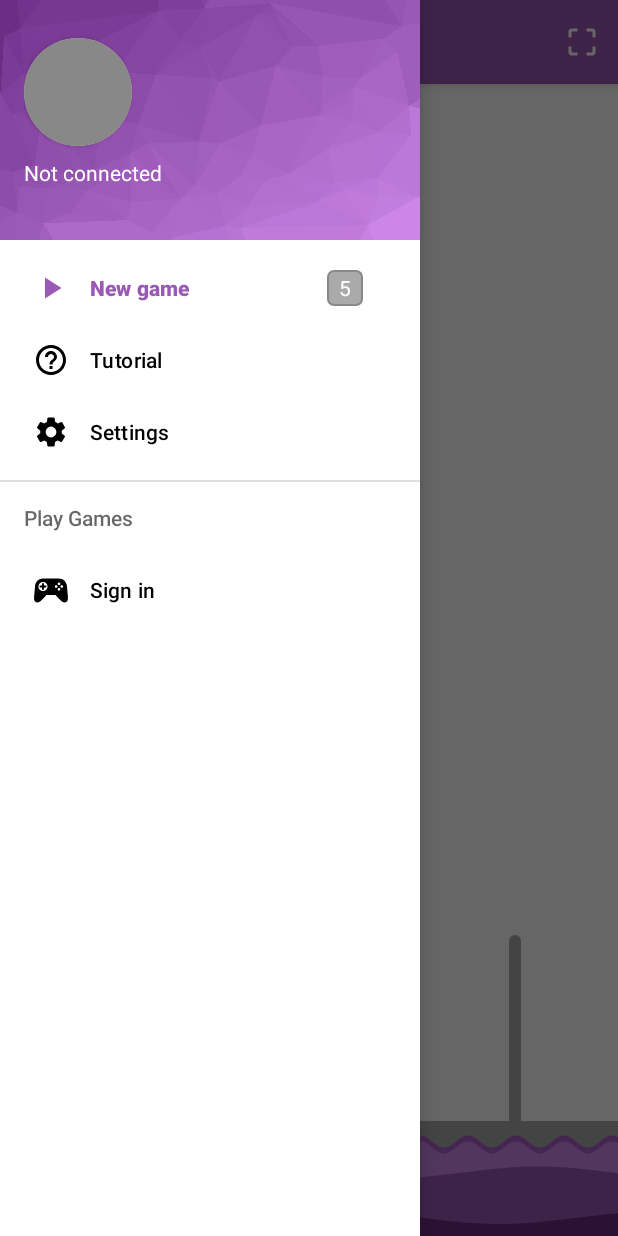
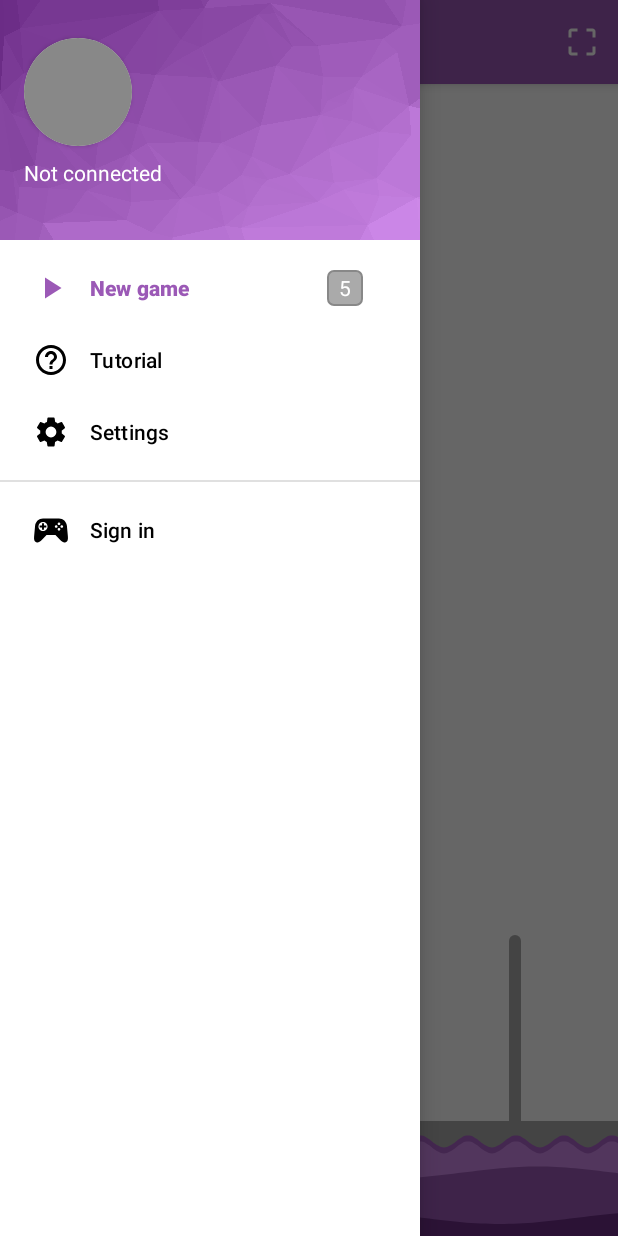
Before and after one commit to stephanemathis/towerhanoiv2, an Android app: the MainActivity screen opened directly, with no data from a screen before it, with the side drawer open, on a phone screen of 412 x 824 dp. Run offline under Robolectric (Android 15) with nearby library versions, the phone set to English and light mode, and no system bars; our stand-ins replace navigation-ui; 3 statements that could not run were skipped.

Commit message:
Retrait du "play games" dans le drawer

```diff
--- a/app/src/main/res/menu/activity_main_drawer.xml
+++ b/app/src/main/res/menu/activity_main_drawer.xml
@@ -8,15 +8,15 @@
         <item
             android:id="@+id/nav_home"
             android:icon="@drawable/ic_menu_play"
+            android:onClick="drawerHomeClick"
             android:title="@string/menu_home"
-            app:actionLayout="@layout/m_disk_count"
-            android:onClick="drawerHomeClick"/>
+            app:actionLayout="@layout/m_disk_count" />
 
         <item
             android:id="@+id/nav_tuto"
             android:icon="@drawable/ic_menu_help"
-            android:title="@string/menu_tuto"
-            android:onClick="drawerTutoClick"/>
+            android:onClick="drawerTutoClick"
+            android:title="@string/menu_tuto" />
 
         <item
             android:id="@+id/nav_settings"
@@ -24,8 +24,7 @@
             android:title="@string/menu_settings" />
     </group>
 
-    <item android:title="@string/menu_play_games">
-        <menu>
+    <group android:checkableBehavior="none" android:id="@+id/random">
         <item
             android:id="@+id/nav_connect"
             android:icon="@drawable/ic_menu_play_games"
@@ -41,7 +40,6 @@
             android:icon="@drawable/ic_menu_leaderboards"
             android:onClick="drawerLeaderboardsClick"
             android:title="@string/menu_leaderboards" />
-        </menu>
-    </item>
+    </group>
 
 </menu>
```
Also changed, not shown: 1 other file. Lines whose indentation alone changed are shown as unchanged.
